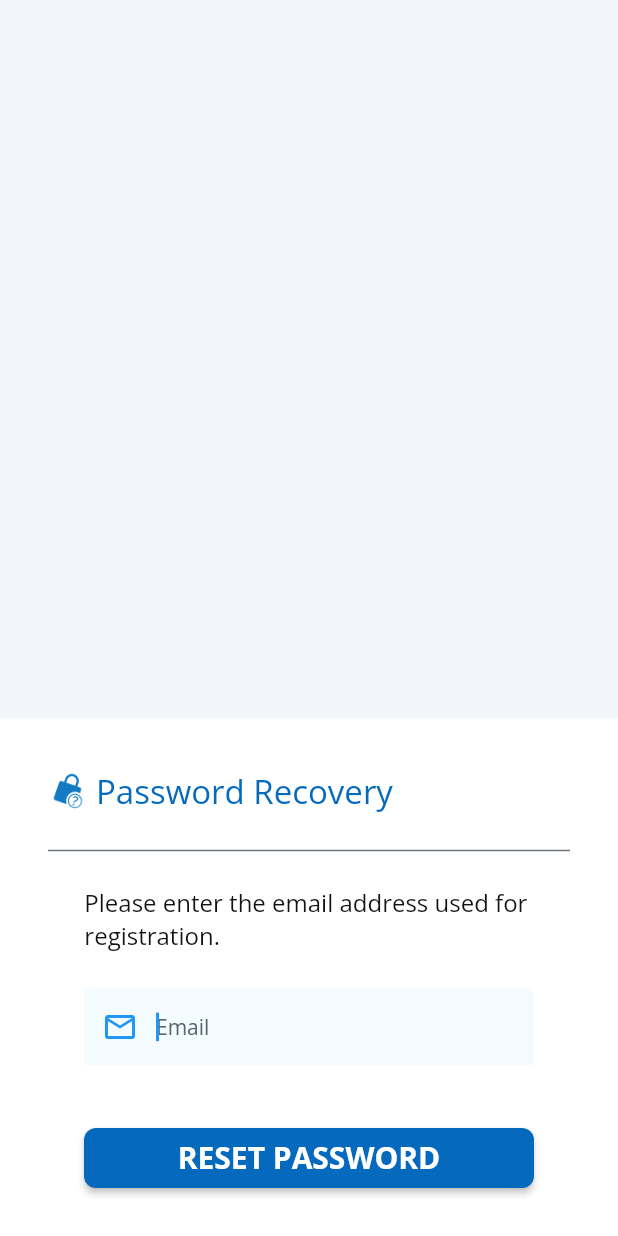
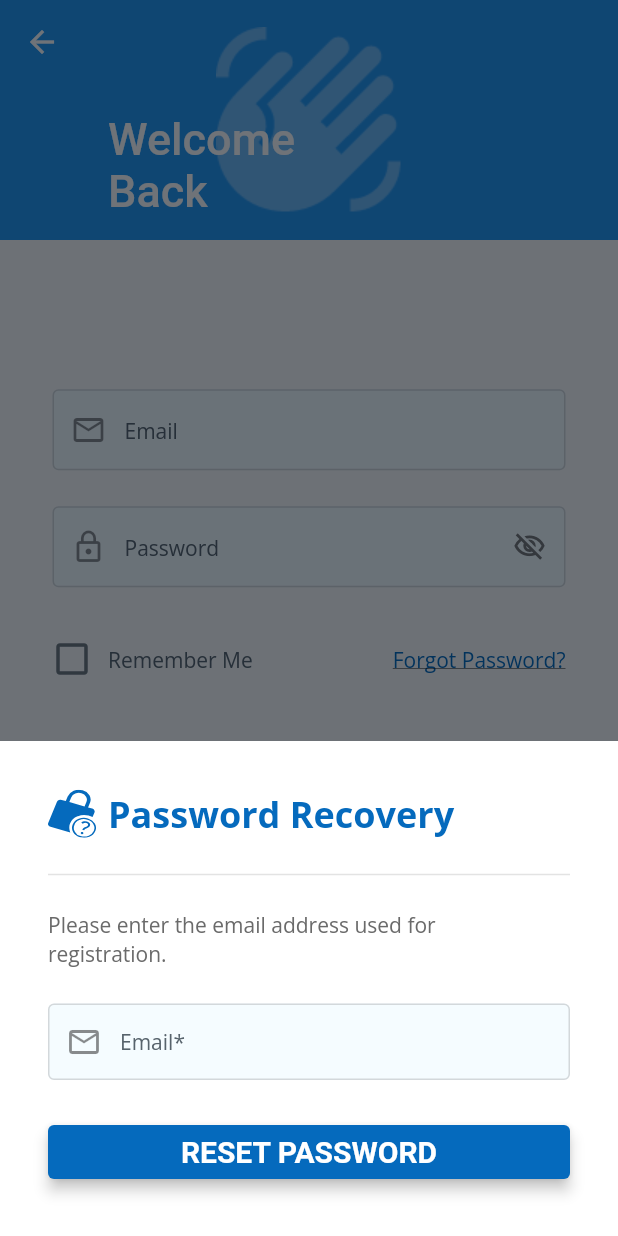
Before and after one commit to irconde/Libretext-ADAPT-Clicker, a Flutter app: the LoginPageWidget screen opened directly, after a tap on "Forgot Password?", on a phone screen of 412 x 824 dp. Run offline on Flutter 3.47's test engine with Material 2 defaults, Android fonts, the phone set to English and light mode, and no system bars; drawn by our look-alikes of auto_size_text; our stand-ins replace expandable, flutter_html, flutter_keyboard_visibility, flutter_svg, font_awesome_flutter, google_fonts and 3 more; missing offline and left inert: json_path, webviewx; accounts and stored records are empty.

Commit message:
Adjust Password
Updated svg image
Updated spacing
Updated Colors
Updated Components

```diff
--- a/lib/components/reset_password_widget.dart
+++ b/lib/components/reset_password_widget.dart
@@ -8,10 +8,18 @@ import '../flutter_flow/flutter_flow_widgets.dart';
 import '../welcome_page/welcome_page_widget.dart';
 import '../flutter_flow/custom_functions.dart' as functions;
 import 'package:flutter/material.dart';
-import 'package:google_fonts/google_fonts.dart';
+import 'package:flutter_svg/flutter_svg.dart';
+
+String emailRequired = "The email field is required.";
+String emailNotFound = "We were unable to find an account with that email.";
+
+TextEditingController? forgotPasswordEmailFieldController;
+bool _submitted = false;
 
 class ResetPasswordWidget extends StatefulWidget {
-  const ResetPasswordWidget({Key? key}) : super(key: key);
+  const ResetPasswordWidget({Key? key, required this.onSubmit})
+      : super(key: key);
+  final ValueChanged<String?> onSubmit;
 
   @override
   _ResetPasswordWidgetState createState() => _ResetPasswordWidgetState();
@@ -20,6 +28,22 @@ class ResetPasswordWidget extends StatefulWidget {
 class _ResetPasswordWidgetState extends State<ResetPasswordWidget>
     with TickerProviderStateMixin {
   TextEditingController? forgotPasswordEmailFieldController;
+
+  String? get _emailErrorText {
+    final text = forgotPasswordEmailFieldController?.value.text;
+    if (text != null && text.isEmpty) {
+      return emailRequired;
+    } else {
+      return emailNotFound;
+    }
+  }
+
+  void _submit() {
+    setState(() => _submitted = true);
+    if (_emailErrorText == null) {
+      widget.onSubmit(forgotPasswordEmailFieldController?.value.text);
+    }
+  }
 
   ApiCallResponse? forgotPassword;
   final animationsMap = {
@@ -55,12 +79,12 @@ class _ResetPasswordWidgetState extends State<ResetPasswordWidget>
 
   @override
   Widget build(BuildContext context) {
-    return
-      InkWell(
+    return InkWell(
       onTap: () async {
         Navigator.pop(context); //pop back on blur
       },
-      child: BackdropFilter(filter: ImageFilter.blur(sigmaX: 20, sigmaY: 20),
+      child: BackdropFilter(
+        filter: ImageFilter.blur(sigmaX: 0, sigmaY: 0),
         child: Container(
           width: double.infinity,
           height: double.infinity,
@@ -81,25 +105,32 @@ class _ResetPasswordWidgetState extends State<ResetPasswordWidget>
                   child: Column(
                     mainAxisSize: MainAxisSize.min,
                     mainAxisAlignment: MainAxisAlignment.start,
-              crossAxisAlignment: CrossAxisAlignment.center,
                     children: [
                       Row(
                         mainAxisSize: MainAxisSize.max,
                         mainAxisAlignment: MainAxisAlignment.start,
                         children: [
-                    Image.asset(
-                      'assets/images/lock.png',
+                          SvgPicture.asset(
+                            'assets/images/lock.svg',
                             width: 32,
                             height: 32,
-                      fit: BoxFit.cover,
+                            color: FlutterFlowTheme.of(context).primaryColor,
+                            fit: BoxFit.fill,
                           ),
-                    Text(
+                          Padding(
+                            padding: EdgeInsetsDirectional.fromSTEB(8, 0, 0, 0),
+                            child: Text(
                               'Password Recovery',
                               textAlign: TextAlign.center,
-                      style: FlutterFlowTheme.of(context).bodyText1.override(
+                              style: FlutterFlowTheme.of(context)
+                                  .bodyText1
+                                  .override(
                                     fontFamily: 'Open Sans',
-                        color: FlutterFlowTheme.of(context).primaryColor,
-                        fontSize: 22,
+                                    color: FlutterFlowTheme.of(context)
+                                        .primaryColor,
+                                    fontSize: 24,
+                                    fontWeight: FontWeight.bold,
+                                  ),
                             ),
                           ),
                         ],
@@ -107,102 +138,63 @@ class _ResetPasswordWidgetState extends State<ResetPasswordWidget>
                       Divider(
                         height: 48,
                         thickness: 1,
-                  color: FlutterFlowTheme.of(context).secondaryColor,
+                        color: FlutterFlowTheme.of(context).lineColor,
                       ),
-                Text(
+                      Container(
+                        width: double.infinity,
+                        child: Text(
                           'Please enter the email address used for \nregistration.',
                           textAlign: TextAlign.start,
-                  style: FlutterFlowTheme.of(context).bodyText1.override(
+                          style: FlutterFlowTheme.of(context)
+                              .bodyText1
+                              .override(
                                 fontFamily: 'Open Sans',
-                    fontSize: 16,
+                                fontSize: 14,
+                                color:
+                                    FlutterFlowTheme.of(context).tertiaryText,
                                 fontWeight: FontWeight.normal,
                               ),
                         ),
+                      ),
                       Padding(
-                  padding: EdgeInsetsDirectional.fromSTEB(0, 24, 0, 0),
+                        padding: EdgeInsetsDirectional.fromSTEB(0, 24, 0, 24),
                         child: Container(
-                    width: 300,
-                    child: TextFormField(
+                          width: double.infinity,
+                          child: TextField(
                             controller: forgotPasswordEmailFieldController,
-                      autofocus: true,
-                      obscureText: false,
                             decoration: InputDecoration(
-                        hintText: 'Email',
-                        hintStyle: FlutterFlowTheme.of(context).bodyText2,
-                        enabledBorder: UnderlineInputBorder(
-                          borderSide: BorderSide(
-                            color: Color(0x00000000),
-                            width: 1,
-                          ),
-                          borderRadius: const BorderRadius.only(
-                            topLeft: Radius.circular(4.0),
-                            topRight: Radius.circular(4.0),
-                          ),
-                        ),
-                        focusedBorder: UnderlineInputBorder(
-                          borderSide: BorderSide(
-                            color: Color(0x00000000),
-                            width: 1,
-                          ),
-                          borderRadius: const BorderRadius.only(
-                            topLeft: Radius.circular(4.0),
-                            topRight: Radius.circular(4.0),
-                          ),
-                        ),
-                        errorBorder: UnderlineInputBorder(
-                          borderSide: BorderSide(
-                            color: Color(0x00000000),
-                            width: 1,
-                          ),
-                          borderRadius: const BorderRadius.only(
-                            topLeft: Radius.circular(4.0),
-                            topRight: Radius.circular(4.0),
-                          ),
-                        ),
-                        focusedErrorBorder: UnderlineInputBorder(
-                          borderSide: BorderSide(
-                            color: Color(0x00000000),
-                            width: 1,
-                          ),
-                          borderRadius: const BorderRadius.only(
-                            topLeft: Radius.circular(4.0),
-                            topRight: Radius.circular(4.0),
-                          ),
-                        ),
-                        filled: true,
-                        fillColor:
-                        FlutterFlowTheme.of(context).textFieldBackground,
+                              labelText: 'Email*',
                               prefixIcon: Icon(
                                 Icons.email_outlined,
                               ),
+                              floatingLabelStyle: TextStyle(
+                                  color: FlutterFlowTheme.of(context)
+                                      .primaryColor),
+                              errorText: _submitted ? _emailErrorText : null,
+                              hintText: 'example@email.com',
                             ),
                             style: FlutterFlowTheme.of(context).bodyText1,
                           ),
                         ),
                       ),
-                Align(
-                  alignment: AlignmentDirectional(-0.9, 0),
-                  child: Padding(
-                    padding: EdgeInsetsDirectional.fromSTEB(0, 0, 0, 24),
-                    child: Text(
-                      functions.getTopError(FFAppState().errorsList.toList()),
-                      textAlign: TextAlign.start,
-                      style: FlutterFlowTheme.of(context).bodyText1.override(
-                        fontFamily: 'Open Sans',
-                        color: FlutterFlowTheme.of(context).failure,
-                        fontSize: 13,
-                        fontWeight: FontWeight.normal,
+                      ElevatedButton(
+                        style: ElevatedButton.styleFrom(
+                          minimumSize: const Size.fromHeight(36),
+                          textStyle: TextStyle(
+                              fontSize: 20, fontWeight: FontWeight.w600),
+                          primary: FlutterFlowTheme.of(context).primaryColor,
+                          shape: RoundedRectangleBorder(
+                            borderRadius: BorderRadius.circular(4),
                           ),
-                    ).animated([animationsMap['textOnActionTriggerAnimation']!]),
+                          elevation: 4,
                         ),
-                ),
-                FFButtonWidget(
                         onPressed: () async {
                           forgotPassword = await ForgotPasswordCall.call(
                             email: forgotPasswordEmailFieldController!.text,
                           );
                           if ((forgotPassword?.succeeded ?? true)) {
-                      await Future.delayed(const Duration(milliseconds: 3000));
+                            await Future.delayed(
+                                const Duration(milliseconds: 3000));
                             await Navigator.push(
                               context,
                               PageTransition(
@@ -217,48 +209,30 @@ class _ResetPasswordWidgetState extends State<ResetPasswordWidget>
                                 content: Text(
                                   'Email Sent',
                                   style: TextStyle(
-                              color: FlutterFlowTheme.of(context).primaryBtnText,
+                                    color: FlutterFlowTheme.of(context)
+                                        .primaryBtnText,
                                   ),
                                 ),
                                 duration: Duration(milliseconds: 4000),
-                          backgroundColor: FlutterFlowTheme.of(context).success,
+                                backgroundColor:
+                                    FlutterFlowTheme.of(context).success,
                               ),
                             );
                           } else {
-                      setState(() => FFAppState().errorsList = (getJsonField(
-                        (forgotPassword?.jsonBody ?? ''),
-                        r'''$.errors..*''',
-                      ) as List)
-                          .map<String>((s) => s.toString())
-                          .toList());
-                      if (animationsMap['textOnActionTriggerAnimation'] == null) {
+                            _submit();
+                            if (animationsMap['textOnActionTriggerAnimation'] ==
+                                null) {
                               return;
                             }
-                      await (animationsMap['textOnActionTriggerAnimation']!
+                            await (animationsMap[
+                                        'textOnActionTriggerAnimation']!
                                     .curvedAnimation
                                     .parent as AnimationController)
                                 .forward(from: 0.0);
                           }
-
                           setState(() {});
                         },
-                  text: 'RESET PASSWORD',
-                  options: FFButtonOptions(
-                    width: 300,
-                    height: 40,
-                    color: FlutterFlowTheme.of(context).primaryColor,
-                    textStyle: FlutterFlowTheme.of(context).subtitle2.override(
-                      fontFamily: 'Open Sans',
-                      color: Colors.white,
-                      fontSize: 20,
-                      fontWeight: FontWeight.bold,
-                    ),
-                    borderSide: BorderSide(
-                      color: Colors.transparent,
-                      width: 1,
-                    ),
-                    borderRadius: BorderRadius.circular(8),
-                  ),
+                        child: Text('RESET PASSWORD'),
                       ),
                     ],
                   ),
--- a/lib/flutter_flow/flutter_flow_theme.dart
+++ b/lib/flutter_flow/flutter_flow_theme.dart
@@ -16,6 +16,7 @@ abstract class FlutterFlowTheme {
   late Color secondaryBackground;
   late Color primaryText;
   late Color secondaryText;
+  late Color tertiaryText;
 
   late Color primaryBtnText;
   late Color lineColor;
@@ -87,9 +88,10 @@ class LightModeTheme extends FlutterFlowTheme {
   late Color secondaryBackground = const Color(0xFFFFFFFF);
   late Color primaryText = const Color(0xFF101213);
   late Color secondaryText = const Color(0xFF57636C);
+  late Color tertiaryText = const Color(0xFF6A6A6A);
 
   late Color primaryBtnText = Color(0xFFFFFFFF);
-  late Color lineColor = Color(0xFFE0E3E7);
+  late Color lineColor = Color(0xFFE3E3E3);
   late Color textFieldBackground = Color(0xFFF5FCFF);
   late Color textFieldBorder = Color(0xFFD3D8DB);
   late Color drawerIconColor = Color(0xFF66AADB);
--- a/lib/login_page/login_page_widget.dart
+++ b/lib/login_page/login_page_widget.dart
@@ -230,9 +230,7 @@ class _LoginPageWidgetState extends State<LoginPageWidget> {
                                                 await showModalBottomSheet(
                                                   isScrollControlled: true,
                                                   backgroundColor:
-                                                      FlutterFlowTheme.of(
-                                                              context)
-                                                          .primaryBackground,
+                                                      Colors.transparent,
                                                   context: context,
                                                   builder: (context) {
                                                     return Padding(
@@ -240,7 +238,7 @@ class _LoginPageWidgetState extends State<LoginPageWidget> {
                                                           MediaQuery.of(context)
                                                               .viewInsets,
                                                       child:
-                                                          ResetPasswordWidget(),
+                                                          ResetPasswordWidget(onSubmit: (String? value) {  },),
                                                     );
                                                   },
                                                 );
```
Also changed, not shown: assets/images/lock.png (deleted), assets/images/lock.svg (added). Lines whose indentation alone changed are shown as unchanged.
